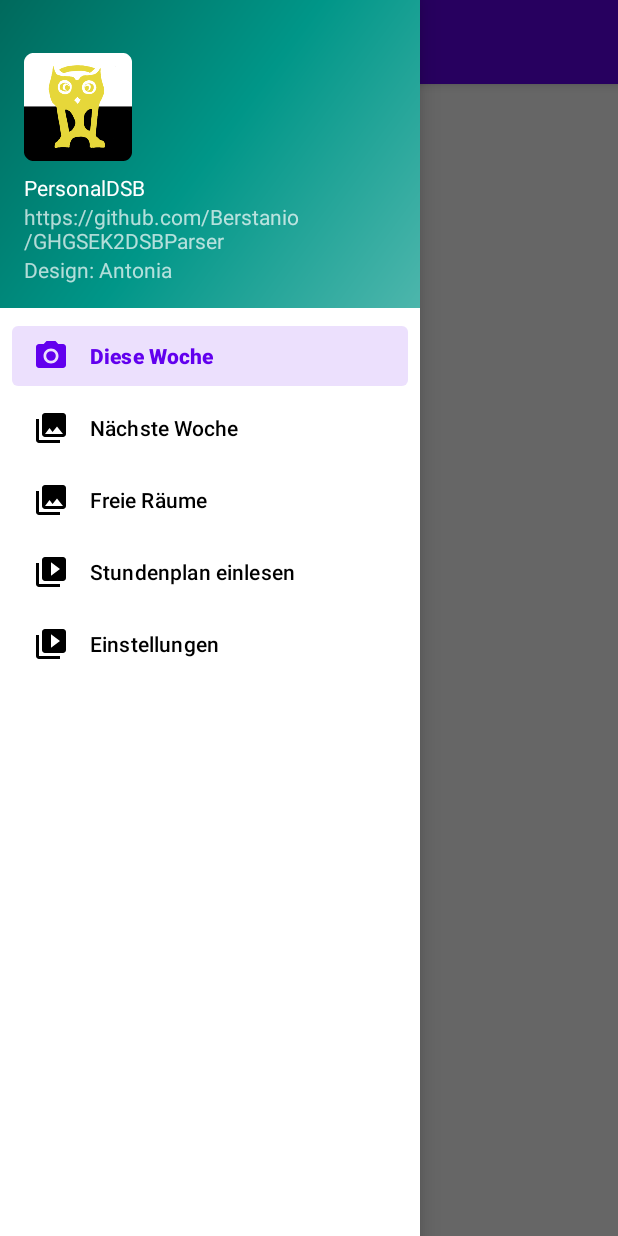
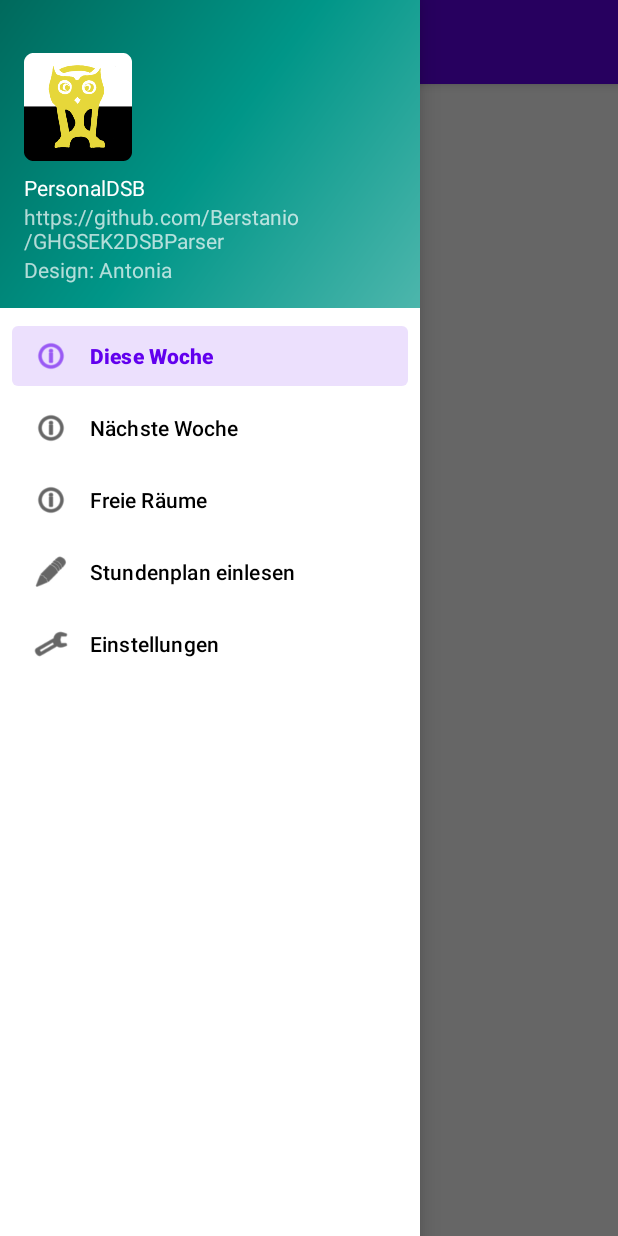
Before and after one commit to Berstanio/PersonalDSBApp, an Android app: the screen it shows after launch (MainActivity), with the side drawer open, on a phone screen of 412 x 824 dp. Run offline under Robolectric (Android 15) with nearby library versions, the phone set to English and light mode, and no system bars; our stand-ins replace navigation-ui; 3 statements that could not run were skipped.

Commit message:
Zeichen in der Navigationsleiste verbessert.

```diff
--- a/app/build.gradle
+++ b/app/build.gradle
@@ -21,8 +21,8 @@ android {
         applicationId "de.berstanio.personaldsb"
         minSdkVersion 24
         targetSdkVersion 29
-        versionCode 10
-        versionName "1.7"
+        versionCode 11
+        versionName "2"
 
         testInstrumentationRunner "androidx.test.runner.AndroidJUnitRunner"
     }
--- a/app/src/main/res/menu/activity_main_drawer.xml
+++ b/app/src/main/res/menu/activity_main_drawer.xml
@@ -6,23 +6,23 @@
     <group android:checkableBehavior="single">
         <item
             android:id="@+id/nav_thisweek"
-            android:icon="@drawable/ic_menu_camera"
+            android:icon="@android:drawable/ic_menu_info_details"
             android:title="@string/menu_home" />
         <item
             android:id="@+id/nav_nextweek"
-            android:icon="@drawable/ic_menu_gallery"
+            android:icon="@android:drawable/ic_menu_info_details"
             android:title="@string/menu_gallery" />
         <item
             android:id="@+id/nav_freerooms"
-            android:icon="@drawable/ic_menu_gallery"
+            android:icon="@android:drawable/ic_menu_info_details"
             android:title="@string/menu_freerooms" />
         <item
             android:id="@+id/nav_readplan"
-            android:icon="@drawable/ic_menu_slideshow"
+            android:icon="@android:drawable/ic_menu_edit"
             android:title="@string/menu_slideshow" />
         <item
             android:id="@+id/nav_settings"
-            android:icon="@drawable/ic_menu_slideshow"
+            android:icon="@android:drawable/ic_menu_manage"
             android:title="@string/menu_settings" />
     </group>
 </menu>
```
